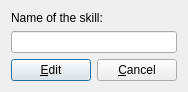
First picture: the form in sources/windows/ChangeSkillDialog.ui, repository ViviCoder/GM-Assistant, before the edit.
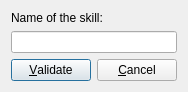
Second picture: the form after the edit. Icons and pictures are not drawn.

Commit message: Issue #91: button name modified

What changed in the file:
```diff
--- a/sources/windows/ChangeSkillDialog.ui
+++ b/sources/windows/ChangeSkillDialog.ui
@@ -38,7 +38,7 @@
      <item>
       <widget class="QPushButton" name="pushEdit">
        <property name="text">
-        <string>&amp;Edit</string>
+        <string>&amp;Validate</string>
        </property>
        <property name="icon">
         <iconset resource="../../ressource.qrc">
```
The commit also changes 3 other files.
